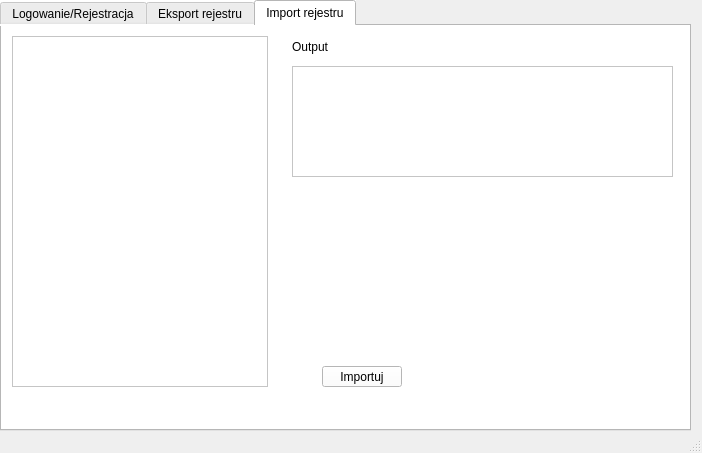
Qt form mainwindow.ui (Wasgo097/System_programming_Project) before a commit.
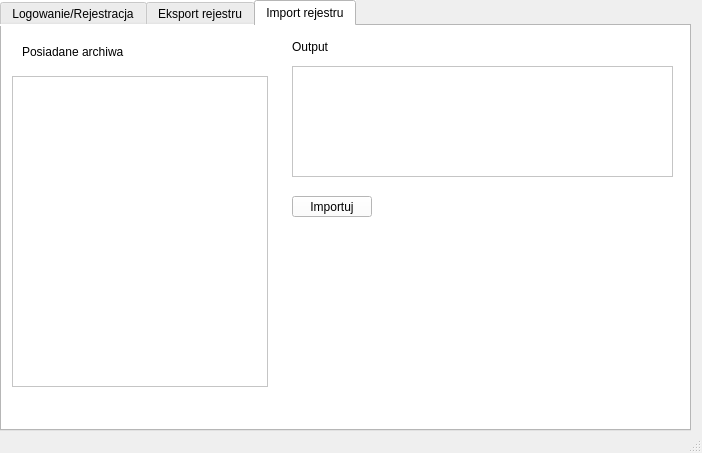
The same form after that commit. The open tabs and pages were chosen to show the change.

The edit to the form file:
```diff
--- a/mainwindow.ui
+++ b/mainwindow.ui
@@ -319,8 +319,8 @@
         <widget class="QPushButton" name="importrecord">
          <property name="geometry">
           <rect>
-           <x>320</x>
-           <y>340</y>
+           <x>290</x>
+           <y>170</y>
            <width>80</width>
            <height>21</height>
           </rect>
@@ -333,9 +333,9 @@
          <property name="geometry">
           <rect>
            <x>10</x>
-           <y>10</y>
+           <y>50</y>
            <width>256</width>
-           <height>351</height>
+           <height>311</height>
           </rect>
          </property>
         </widget>
@@ -362,6 +362,19 @@
           </rect>
          </property>
         </widget>
+        <widget class="QLabel" name="label_9">
+         <property name="geometry">
+          <rect>
+           <x>20</x>
+           <y>10</y>
+           <width>111</width>
+           <height>31</height>
+          </rect>
+         </property>
+         <property name="text">
+          <string>Posiadane archiwa</string>
+         </property>
+        </widget>
        </widget>
       </widget>
      </item>
```
Left out of the diff: 2 changed lines with no effect on the pictures.
